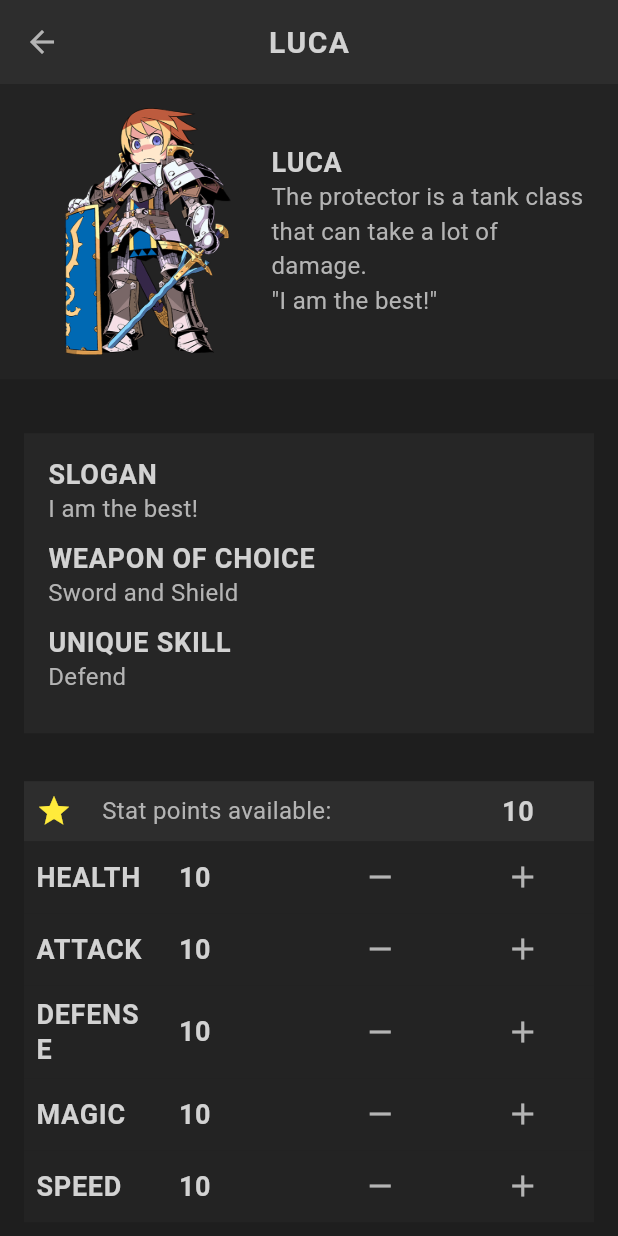
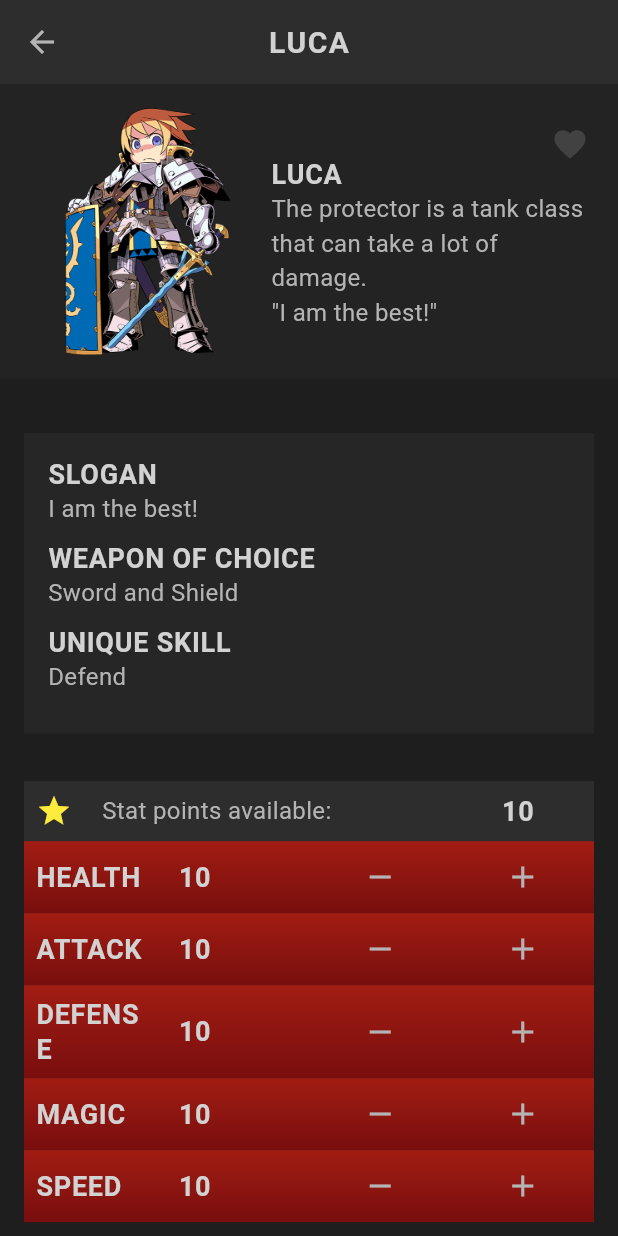
Before and after one commit to hendrasan/flutter-rpg-party-crud, a Flutter app: the Profile screen opened directly with sample values from the repository, on a phone screen of 412 x 824 dp. Run offline on Flutter 3.47's test engine with Material 3 defaults, Android fonts, the phone set to English and light mode, and no system bars; our stand-ins replace cloud_firestore, firebase_core, google_fonts; accounts and stored records are empty; Roboto replaces fonts that are missing (Kanit).

```diff
--- /dev/null
+++ b/lib/screens/profile/heart.dart
@@ -0,0 +1,69 @@
+import 'package:flutter/material.dart';
+import 'package:flutter_rpg/models/character.dart';
+import 'package:flutter_rpg/services/character_store.dart';
+import 'package:flutter_rpg/theme.dart';
+import 'package:provider/provider.dart';
+
+class Heart extends StatefulWidget {
+  const Heart({
+    super.key,
+    required this.character,
+  });
+
+  final Character character;
+
+  @override
+  State<Heart> createState() => _HeartState();
+}
+
+class _HeartState extends State<Heart> with SingleTickerProviderStateMixin {
+  late AnimationController _controller;
+
+  late Animation _sizeAnimation;
+
+  @override
+  void initState() {
+    _controller = AnimationController(
+      vsync: this,
+      duration: const Duration(milliseconds: 200),
+    );
+
+    _sizeAnimation = TweenSequence([
+      TweenSequenceItem<double>(
+        tween: Tween(begin: 25, end: 40),
+        weight: 50,
+      ),
+      TweenSequenceItem<double>(
+        tween: Tween(begin: 40, end: 25),
+        weight: 50,
+      ),
+    ]).animate(_controller);
+
+    super.initState();
+  }
+
+  @override
+  Widget build(BuildContext context) {
+    return AnimatedBuilder(
+      animation: _controller,
+      builder: (context, child) {
+        return IconButton(
+          onPressed: () {
+            _controller.reset();
+            _controller.forward();
+
+            Provider.of<CharacterStore>(context, listen: false)
+                .toggleFavorite(widget.character);
+          },
+          icon: Icon(
+            Icons.favorite,
+            color: widget.character.isFavorite
+                ? AppColors.primaryAccent
+                : Colors.grey[800],
+            size: _sizeAnimation.value,
+          ),
+        );
+      },
+    );
+  }
+}
--- a/lib/screens/profile/profile.dart
+++ b/lib/screens/profile/profile.dart
@@ -1,11 +1,14 @@
 import 'package:flutter/material.dart';
 import 'package:flutter_rpg/models/character.dart';
 import 'package:flutter_rpg/screens/home/character_card.dart';
+import 'package:flutter_rpg/screens/profile/heart.dart';
 import 'package:flutter_rpg/screens/profile/skill_list.dart';
 import 'package:flutter_rpg/screens/profile/stats_table.dart';
+import 'package:flutter_rpg/services/character_store.dart';
 import 'package:flutter_rpg/shared/styled_button.dart';
 import 'package:flutter_rpg/shared/styled_text.dart';
 import 'package:flutter_rpg/theme.dart';
+import 'package:provider/provider.dart';
 
 class Profile extends StatelessWidget {
   const Profile({
@@ -25,18 +28,26 @@ class Profile extends StatelessWidget {
         child: Column(
           children: [
             // basic info - image, vocation, description
+            Stack(
+              children: [
                 Container(
                   padding: const EdgeInsets.all(16),
                   color: AppColors.secondaryColor.withOpacity(.3),
                   child: Row(
+                    // crossAxisAlignment: CrossAxisAlignment.start,
                     children: [
-                  Image.asset(
+                      Hero(
+                        tag: character.id.toString(),
+                        child: Image.asset(
                           'assets/images/vocations/${character.vocation.image}',
                           // width: 140,
                           width: MediaQuery.of(context).size.width * 0.4,
                         ),
+                      ),
                       // const SizedBox(width: 20),
                       Expanded(
+                        child: Padding(
+                          padding: const EdgeInsets.only(top: 16),
                           child: Column(
                             crossAxisAlignment: CrossAxisAlignment.start,
                             children: [
@@ -46,8 +57,16 @@ class Profile extends StatelessWidget {
                             ],
                           ),
                         ),
+                      ),
                     ],
                   ),
+                ),
+                Positioned(
+                  top: 16,
+                  right: 8,
+                  child: Heart(character: character),
+                ),
+              ],
             ),
 
             // weapon and ability
@@ -89,6 +108,9 @@ class Profile extends StatelessWidget {
             // save button
             StyledButton(
               onPressed: () {
+                Provider.of<CharacterStore>(context, listen: false)
+                    .saveCharacter(character);
+
                 ScaffoldMessenger.of(context).showSnackBar(
                   SnackBar(
                     content: const StyledHeadline('Character saved!'),
--- a/lib/screens/profile/stats_table.dart
+++ b/lib/screens/profile/stats_table.dart
@@ -13,6 +13,8 @@ class StatsTable extends StatefulWidget {
 }
 
 class _StatsTableState extends State<StatsTable> {
+  double turns = 0.0;
+
   @override
   Widget build(BuildContext context) {
     return Padding(
@@ -24,10 +26,14 @@ class _StatsTableState extends State<StatsTable> {
           padding: const EdgeInsets.all(8),
           child: Row(
             children: [
-              Icon(
-                Icons.star,
-                color:
-                    widget.character.points > 0 ? Colors.yellow : Colors.grey,
+              AnimatedRotation(
+                turns: turns,
+                duration: const Duration(milliseconds: 200),
+                child: Icon(
+                  Icons.star,
+                  color:
+                      widget.character.points > 0 ? Colors.yellow : Colors.grey,
+                ),
               ),
               const SizedBox(width: 20),
               const StyledText('Stat points available: '),
@@ -44,7 +50,14 @@ class _StatsTableState extends State<StatsTable> {
           children: widget.character.statsAsFormattedList.map((stat) {
             return TableRow(
               decoration: BoxDecoration(
-                color: AppColors.secondaryColor.withOpacity(.3),
+                gradient: LinearGradient(
+                  colors: [
+                    AppColors.primaryColor,
+                    AppColors.primaryAccent,
+                  ],
+                  begin: Alignment.topCenter,
+                  end: Alignment.bottomCenter,
+                ),
               ),
               children: [
                 TableCell(
@@ -69,6 +82,7 @@ class _StatsTableState extends State<StatsTable> {
                       onPressed: () {
                         setState(() {
                           widget.character.decreaseStat(stat.title);
+                          turns -= 0.5;
                         });
                       },
                       icon: Icon(Icons.remove, color: AppColors.textColor),
@@ -83,6 +97,7 @@ class _StatsTableState extends State<StatsTable> {
                       onPressed: () {
                         setState(() {
                           widget.character.increaseStat(stat.title);
+                          turns += 0.5;
                         });
                       },
                       icon: Icon(Icons.add, color: AppColors.textColor),
--- a/lib/shared/styled_text.dart
+++ b/lib/shared/styled_text.dart
@@ -6,10 +6,12 @@ class StyledText extends StatelessWidget {
     this.text, {
     super.key,
     this.textAlign = TextAlign.left,
+    this.fontWeight = FontWeight.normal,
   });
 
   final String text;
   final TextAlign textAlign;
+  final FontWeight fontWeight;
 
   @override
   Widget build(BuildContext context) {
@@ -17,6 +19,7 @@ class StyledText extends StatelessWidget {
       text,
       style: GoogleFonts.kanit(
         textStyle: Theme.of(context).textTheme.bodyMedium,
+        fontWeight: fontWeight,
       ),
       textAlign: textAlign,
     );
```
Also changed, not shown: lib/models/character.dart (+49 -0 lines), lib/models/stats.dart (+12 -0 lines), lib/screens/home/character_card.dart (+24 -12 lines), lib/screens/home/home.dart (+44 -1 lines), lib/services/character_store.dart (+43 -26 lines), lib/services/firestore_service.dart (+49 -1 lines), 3 other files. Lines whose indentation alone changed are shown as unchanged.
